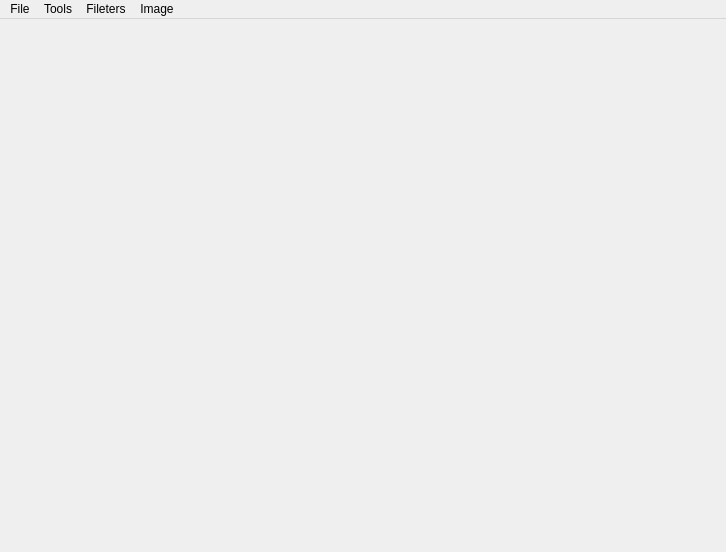
Qt form mainwindow.ui (rajarathinam/Learn_OpenCV) before a commit.
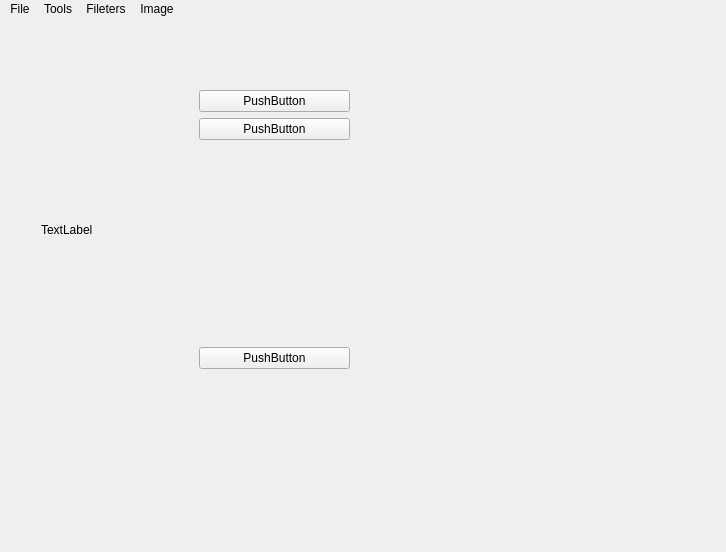
The same form after that commit. Icons and pictures are not drawn.

```diff
--- a/mainwindow.ui
+++ b/mainwindow.ui
@@ -26,14 +26,71 @@
    <iconset resource="resources.qrc">
     <normaloff>:/images/arrplayer.png</normaloff>:/images/arrplayer.png</iconset>
   </property>
-  <widget class="QWidget" name="centralWidget"/>
+  <property name="styleSheet">
+   <string notr="true">border-color: rgb(170, 0, 127);</string>
+  </property>
+  <widget class="QWidget" name="centralWidget">
+   <widget class="QWidget" name="">
+    <property name="geometry">
+     <rect>
+      <x>30</x>
+      <y>60</y>
+      <width>331</width>
+      <height>301</height>
+     </rect>
+    </property>
+    <layout class="QGridLayout" name="gridLayout">
+     <item row="0" column="0" rowspan="4">
+      <widget class="QLabel" name="label">
+       <property name="text">
+        <string>TextLabel</string>
+       </property>
+      </widget>
+     </item>
+     <item row="3" column="1">
+      <widget class="QPushButton" name="pushButton_3">
+       <property name="text">
+        <string>PushButton</string>
+       </property>
+      </widget>
+     </item>
+     <item row="0" column="1">
+      <widget class="QPushButton" name="pushButton">
+       <property name="text">
+        <string>PushButton</string>
+       </property>
+      </widget>
+     </item>
+     <item row="1" column="1">
+      <widget class="QPushButton" name="pushButton_2">
+       <property name="text">
+        <string>PushButton</string>
+       </property>
+      </widget>
+     </item>
+     <item row="2" column="1">
+      <spacer name="verticalSpacer">
+       <property name="orientation">
+        <enum>Qt::Vertical</enum>
+       </property>
+       <property name="sizeHint" stdset="0">
+        <size>
+         <width>20</width>
+         <height>40</height>
+        </size>
+       </property>
+      </spacer>
+     </item>
+    </layout>
+   </widget>
+  </widget>
   <widget class="QMenuBar" name="menuBar">
    <property name="geometry">
     <rect>
      <x>0</x>
      <y>0</y>
      <width>726</width>
-     <height>25</height>
+     <height>21</height>
     </rect>
    </property>
    <widget class="QMenu" name="menuFile">
```
